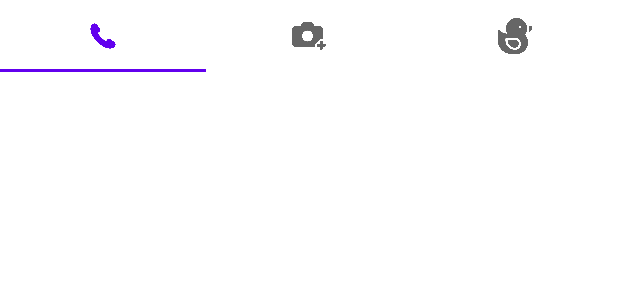
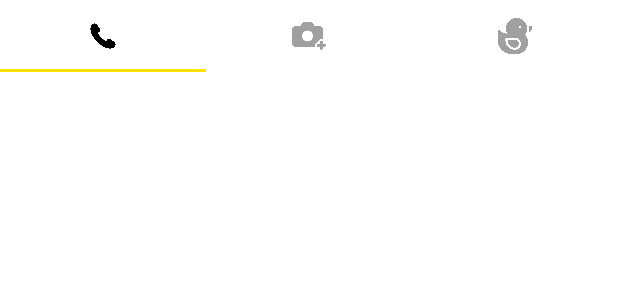
Before and after one commit to heading-2021/heading, an Android app: the layout activity_main.xml on its own in the app's theme, with its tools: preview values and no code run, on a phone screen of 412 x 824 dp. Shown: the top 300 px of the screen. Run offline under Robolectric (Android 15) with nearby library versions, the phone set to English and light mode, and no system bars.

Commit message:
feat:tab icon color changed +                     int tabIconColor = ContextCompat.getColor(context, R.color.tabSelectedIconColor);

```diff
--- a/app/src/main/AndroidManifest.xml
+++ b/app/src/main/AndroidManifest.xml
@@ -11,6 +11,7 @@
         android:theme="@style/Theme.Test">
         <activity
             android:name=".MainActivity"
+            android:screenOrientation="portrait"
             android:exported="true">
             <intent-filter>
                 <action android:name="android.intent.action.MAIN" />
--- /dev/null
+++ b/app/src/main/res/color/tab_icon_color.xml
@@ -0,0 +1,5 @@
+<?xml version="1.0" encoding="utf-8"?>
+<selector xmlns:android="http://schemas.android.com/apk/res/android">
+    <item android:state_selected="true" android:color="#000000"/>
+    <item android:color="#A1A0A0"/>
+</selector>
--- a/app/src/main/res/layout/activity_main.xml
+++ b/app/src/main/res/layout/activity_main.xml
@@ -12,7 +12,8 @@
         android:layout_height="wrap_content"
         app:tabGravity="fill"
         app:tabMode="fixed"
-        app:tabIndicatorColor="@color/design_default_color_primary"
+        app:tabIconTint="@color/tab_icon_color"
+        app:tabIndicatorColor="@color/nightyellow"
         app:layout_constraintEnd_toEndOf="parent"
         app:layout_constraintStart_toStartOf="parent"
         app:layout_constraintTop_toTopOf="parent">
--- a/app/src/main/res/values/themes.xml
+++ b/app/src/main/res/values/themes.xml
@@ -2,13 +2,15 @@
     <!-- Base application theme. -->
     <style name="Theme.Test" parent="Theme.MaterialComponents.DayNight.DarkActionBar">
         <!-- Primary brand color. -->
-        <item name="colorPrimary">@color/purple_500</item>
-        <item name="colorPrimaryVariant">@color/purple_700</item>
+        <!--icon color-->
+        <item name="colorPrimary">@color/nightyellow</item>
+        <!--time, lte bar color-->
+        <item name="colorPrimaryVariant">#000000</item>
         <item name="colorOnPrimary">@color/white</item>
         <!-- Secondary brand color. -->
         <item name="colorSecondary">@color/teal_200</item>
         <item name="colorSecondaryVariant">@color/teal_700</item>
-        <item name="colorOnSecondary">@color/black</item>
+        <item name="colorOnSecondary">#AAA9A9</item>
         <!-- Status bar color. -->
         <item name="android:statusBarColor" tools:targetApi="l">?attr/colorPrimaryVariant</item>
         <!-- Customize your theme here. -->
```
Also changed, not shown: app/src/main/java/com/example/test/MainActivity.kt (+5 -1 lines), app/src/main/res/drawable/image_icon.png.
